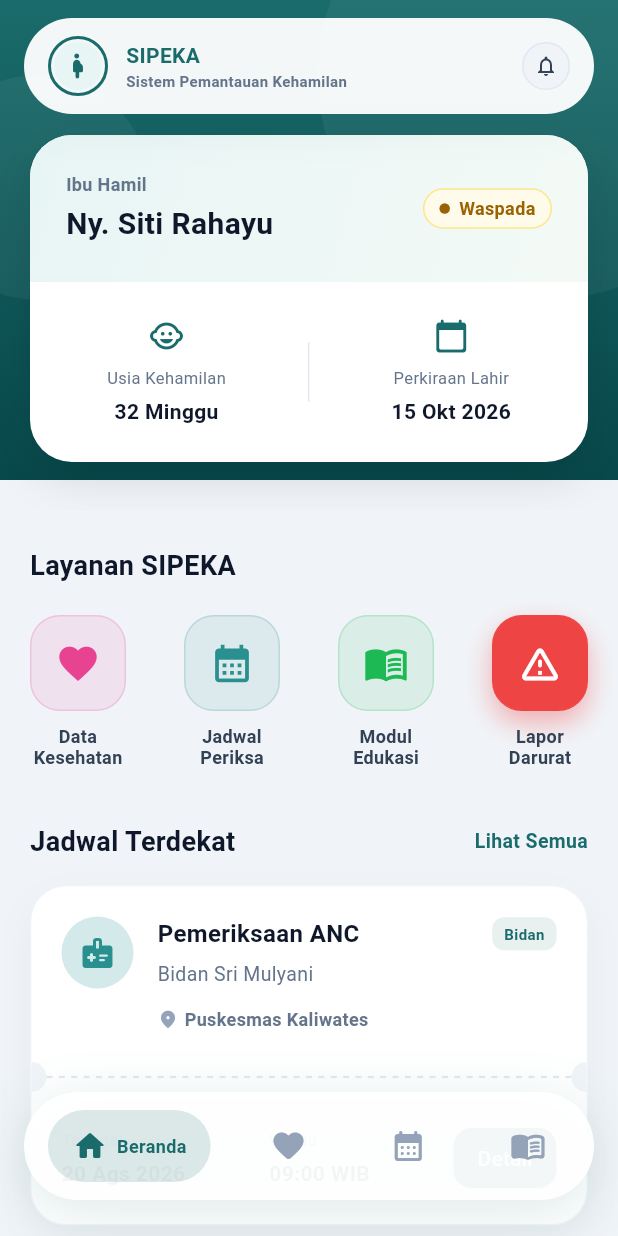
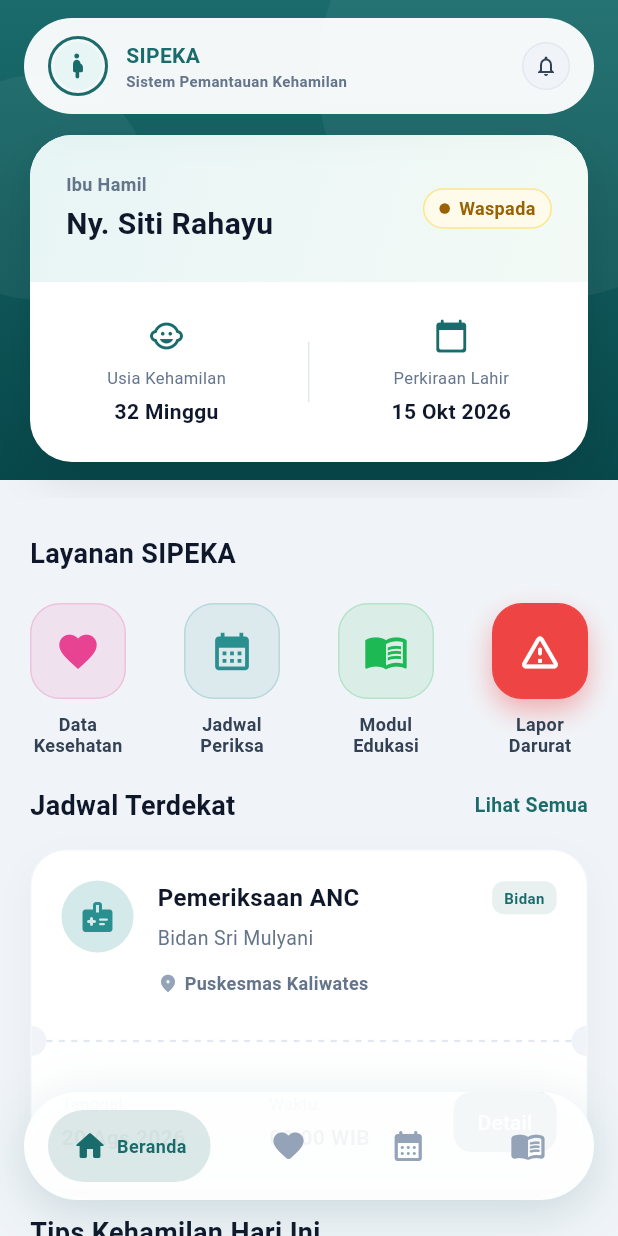
Before and after one commit to ardhikaxx/sipeka-mobile, a Flutter app: the screen it shows after launch, on a phone screen of 412 x 824 dp. Run offline on Flutter 3.47's test engine with Material 3 defaults, Android fonts, the phone set to English and light mode, and no system bars; our stand-ins replace fl_chart, get, table_calendar.

Commit message:
style: adjust spacing above Layanan SIPEKA menu

```diff
--- a/lib/features/patient_dashboard/views/dashboard_view.dart
+++ b/lib/features/patient_dashboard/views/dashboard_view.dart
@@ -71,7 +71,7 @@ class DashboardView extends GetView<DashboardController> {
                     padding: const EdgeInsets.symmetric(horizontal: 20),
                     child: _buildDigitalPregnancyCard(),
                   ),
-                  const SizedBox(height: 32),
+                  const SizedBox(height: 24),
 
                   // Main Menus
                   Container(
@@ -98,7 +98,7 @@ class DashboardView extends GetView<DashboardController> {
                           ],
                         ),
 
-                        const SizedBox(height: 36),
+                        const SizedBox(height: 20),
 
                         // Next Appointment Ticket
                         Row(
@@ -111,7 +111,7 @@ class DashboardView extends GetView<DashboardController> {
                         const SizedBox(height: 16),
                         _buildNextAppointmentTicket(),
 
-                        const SizedBox(height: 36),
+                        const SizedBox(height: 16),
 
                         // Tips Carousel
                         const Text('Tips Kehamilan Hari Ini', style: TextStyle(fontSize: 18, fontWeight: FontWeight.bold, color: AppColors.gray900)),
```
